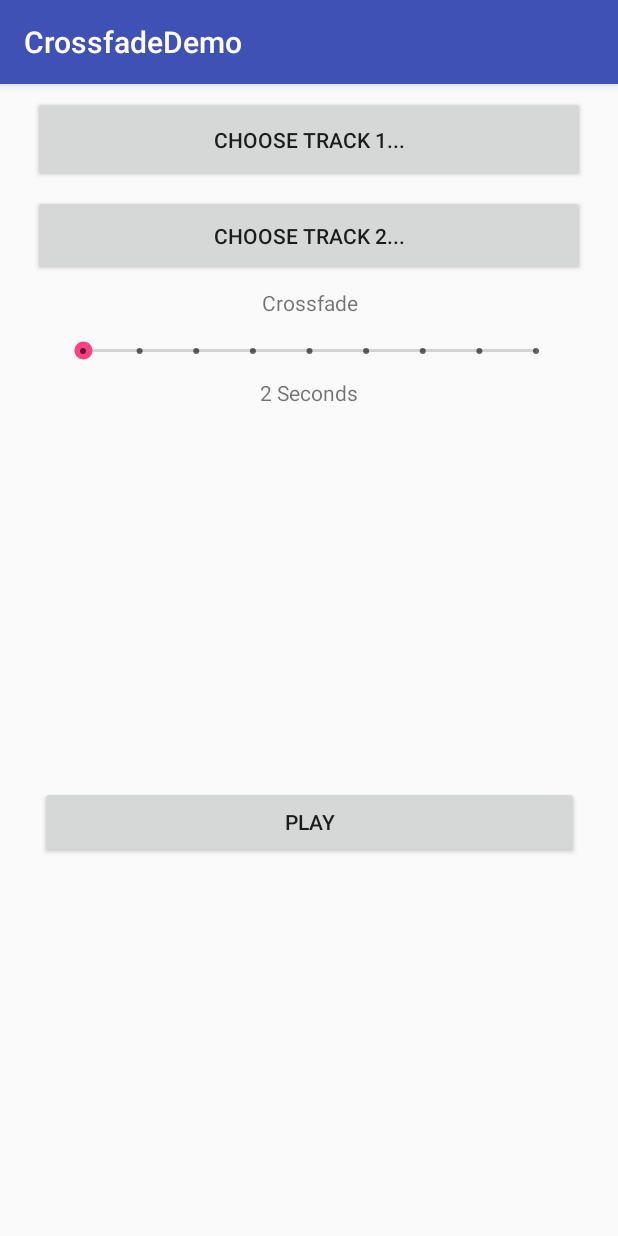
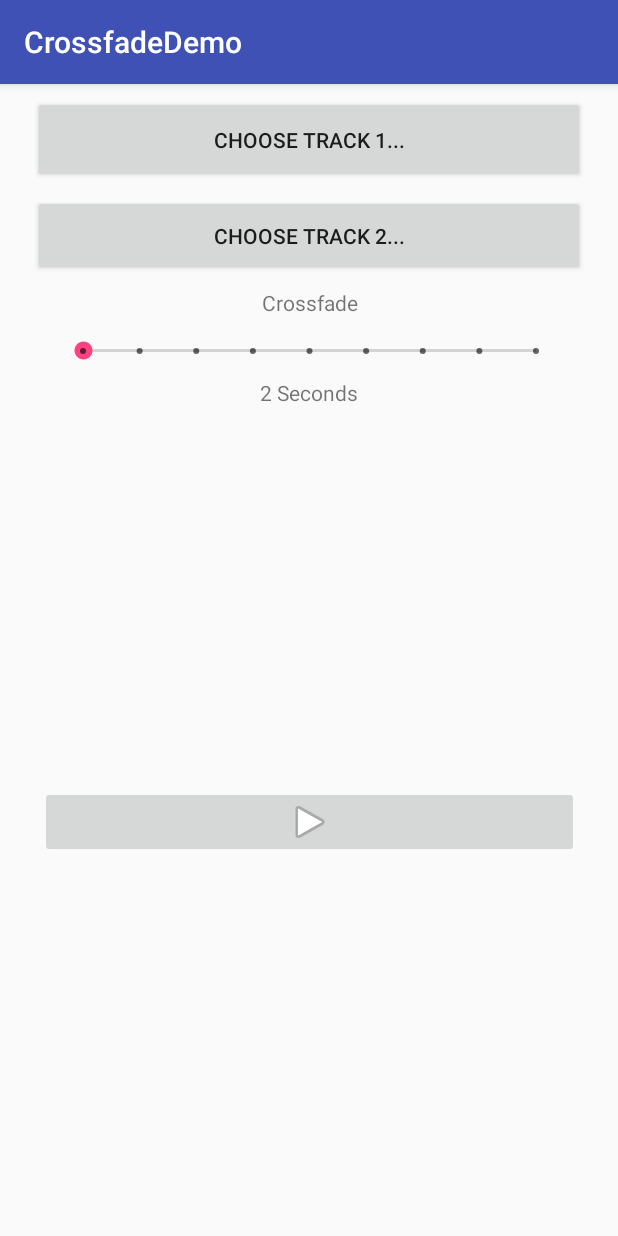
Before and after one commit to dbr176/CrossfadeDemo, an Android app: the screen it shows after launch (MainActivity), on a phone screen of 412 x 824 dp. Run offline under Robolectric (Android 15) with nearby library versions, the phone set to English and light mode, and no system bars.

Commit message:
Теперь вместо надписи на кнопке проигрывания значок, обновление значения кроссфейда во время паузы

```diff
--- a/app/src/main/res/layout/activity_main.xml
+++ b/app/src/main/res/layout/activity_main.xml
@@ -48,20 +48,20 @@
         android:layout_marginRight="8dp"
         app:layout_constraintRight_toRightOf="parent" />
 
-    <Button
+    <ImageButton
         android:id="@+id/buttonPlay"
         android:layout_width="359dp"
         android:layout_height="48dp"
+        android:layout_marginBottom="8dp"
+        android:layout_marginLeft="8dp"
+        android:layout_marginRight="8dp"
+        android:layout_marginTop="8dp"
         android:onClick="onPlayButtonClick"
-        android:text="@string/buttonPlayText"
         app:layout_constraintBottom_toBottomOf="parent"
-        android:layout_marginBottom="8dp"
-        android:layout_marginTop="8dp"
+        app:layout_constraintLeft_toLeftOf="parent"
+        app:layout_constraintRight_toRightOf="parent"
         app:layout_constraintTop_toBottomOf="@+id/crossfadeTextView"
-        android:layout_marginRight="8dp"
-        app:layout_constraintRight_toRightOf="parent"
-        android:layout_marginLeft="8dp"
-        app:layout_constraintLeft_toLeftOf="parent" />
+        app:srcCompat="@android:drawable/ic_media_play" />
 
     <TextView
         android:id="@+id/crossfadeInfoTextView"
@@ -88,4 +88,5 @@
         app:layout_constraintRight_toRightOf="parent"
         android:layout_marginLeft="8dp"
         app:layout_constraintLeft_toLeftOf="parent" />
+
 </android.support.constraint.ConstraintLayout>
```
Also changed, not shown: app/src/main/java/com/ag/crossfadedemo/CrossfadePlayer.java (+12 -1 lines), app/src/main/java/com/ag/crossfadedemo/MainActivity.java (+23 -4 lines).
